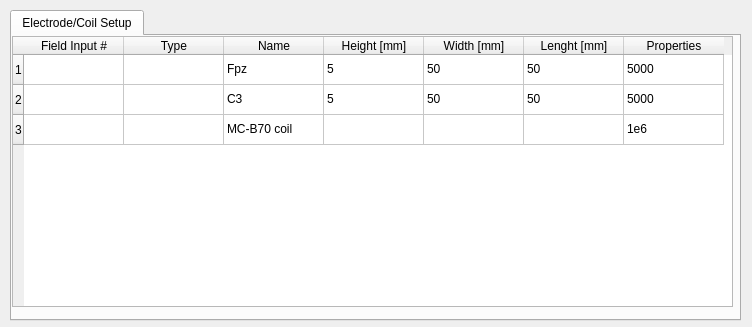
The window that src/Interface/Modules/BrainStimulator/ElectrodeCoilSetupDialog.ui (SCIInstitute/SCIRun) describes before a commit, drawn with Qt 5.
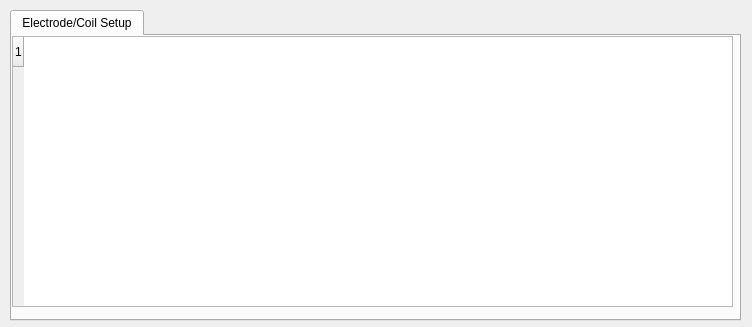
The same window after the commit.

```diff
--- a/src/Interface/Modules/BrainStimulator/ElectrodeCoilSetupDialog.ui
+++ b/src/Interface/Modules/BrainStimulator/ElectrodeCoilSetupDialog.ui
@@ -49,121 +49,6 @@
        <string>1</string>
       </property>
      </row>
-     <row>
-      <property name="text">
-       <string>2</string>
-      </property>
-     </row>
-     <row>
-      <property name="text">
-       <string>3</string>
-      </property>
-     </row>
-     <column>
-      <property name="text">
-       <string>Field Input #</string>
-      </property>
-     </column>
-     <column>
-      <property name="text">
-       <string>Type</string>
-      </property>
-     </column>
-     <column>
-      <property name="text">
-       <string>Name</string>
-      </property>
-     </column>
-     <column>
-      <property name="text">
-       <string>Height [mm]</string>
-      </property>
-     </column>
-     <column>
-      <property name="text">
-       <string>Width [mm]</string>
-      </property>
-     </column>
-     <column>
-      <property name="text">
-       <string>Lenght [mm]</string>
-      </property>
-     </column>
-     <column>
-      <property name="text">
-       <string>Properties</string>
-      </property>
-     </column>
-     <item row="0" column="1">
-      <property name="text">
-       <string/>
-      </property>
-     </item>
-     <item row="0" column="2">
-      <property name="text">
-       <string>Fpz</string>
-      </property>
-     </item>
-     <item row="0" column="3">
-      <property name="text">
-       <string>5</string>
-      </property>
-     </item>
-     <item row="0" column="4">
-      <property name="text">
-       <string>50</string>
-      </property>
-     </item>
-     <item row="0" column="5">
-      <property name="text">
-       <string>50</string>
-      </property>
-     </item>
-     <item row="0" column="6">
-      <property name="text">
-       <string>5000</string>
-      </property>
-     </item>
-     <item row="1" column="1">
-      <property name="text">
-       <string/>
-      </property>
-     </item>
-     <item row="1" column="2">
-      <property name="text">
-       <string>C3</string>
-      </property>
-     </item>
-     <item row="1" column="3">
-      <property name="text">
-       <string>5</string>
-      </property>
-     </item>
-     <item row="1" column="4">
-      <property name="text">
-       <string>50</string>
-      </property>
-     </item>
-     <item row="1" column="5">
-      <property name="text">
-       <string>50</string>
-      </property>
-     </item>
-     <item row="1" column="6">
-      <property name="text">
-       <string>5000</string>
-      </property>
-     </item>
-     <item row="2" column="2">
-      <property name="text">
-       <string>MC-B70 coil</string>
-      </property>
-     </item>
-     <item row="2" column="6">
-      <property name="text">
-       <string>1e6</string>
-      </property>
-     </item>
     </widget>
    </widget>
   </widget>
```
Left out of the diff: 2 changed lines with no effect on the pictures.
